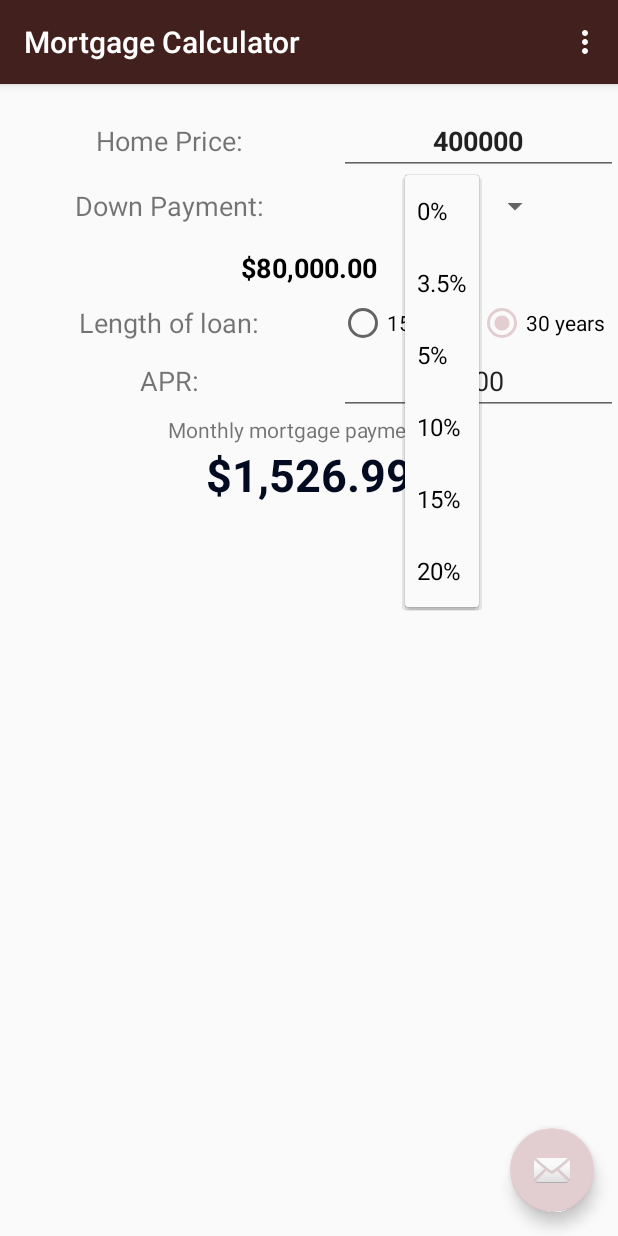
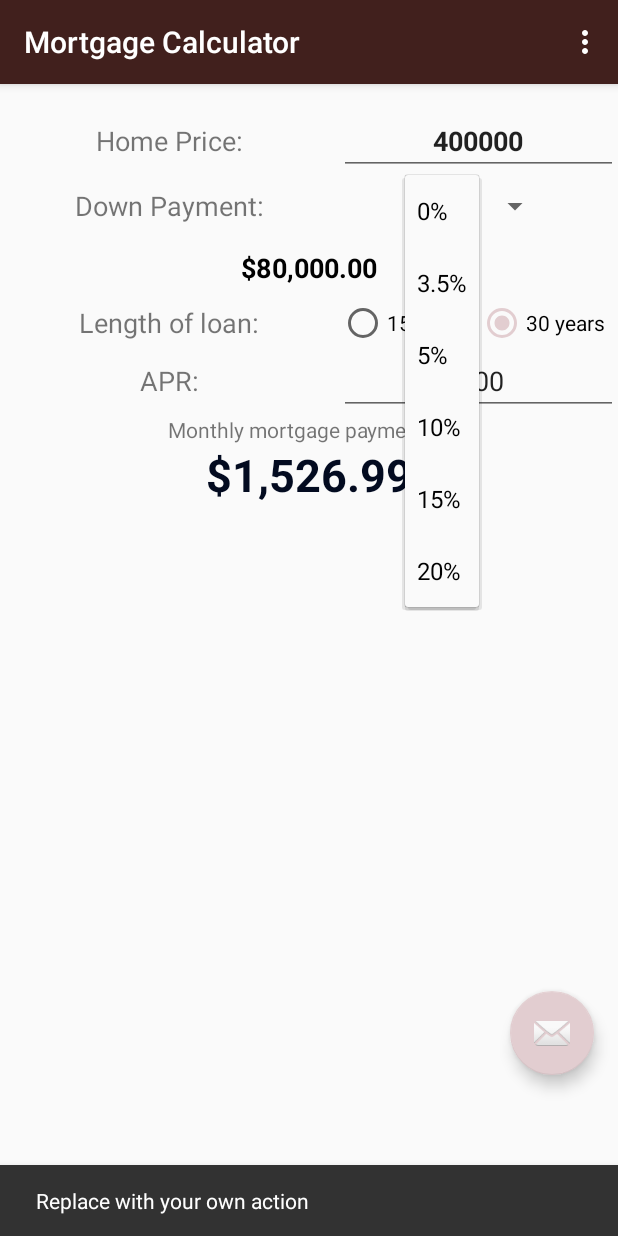
Before and after one commit to alex-snoralex/Mortgage, an Android app: the screen it shows after launch (MainActivity), after a tap on "20%", on a phone screen of 412 x 824 dp. Run offline under Robolectric (Android 15) with nearby library versions, the phone set to English and light mode, and no system bars; our stand-ins replace AdMob; 1 other tap on this screen came first.

Commit message:
Moved Ad banner and email icon

```diff
--- a/app/src/main/java/com/example/mortgage/MainActivity.kt
+++ b/app/src/main/java/com/example/mortgage/MainActivity.kt
@@ -22,7 +22,6 @@ import java.math.RoundingMode
 class MainActivity : AppCompatActivity() {
 
     /**
-     * TODO: Move Email icon
      * TODO: Plus button to add HOA, Mortgage insurance, Etc.
      * TODO: Email messaging
      * TODO: Do something with 'Settings' in heading (text resizing)
--- a/app/src/main/res/layout/activity_main.xml
+++ b/app/src/main/res/layout/activity_main.xml
@@ -9,12 +9,21 @@
 
     <com.google.android.gms.ads.AdView
         android:id="@+id/adView"
-        android:layout_width="wrap_content"
+        android:layout_width="match_parent"
         android:layout_height="?attr/actionBarSize"
         android:layout_gravity="bottom"
         ads:adSize="BANNER"
         ads:adUnitId="ca-app-pub-3940256099942544/6300978111"
         app:layout_anchorGravity="center" />
+
+    <com.google.android.material.floatingactionbutton.FloatingActionButton
+        android:id="@+id/fab"
+        android:layout_width="wrap_content"
+        android:layout_height="wrap_content"
+        android:layout_gravity="bottom|end"
+        android:layout_marginEnd="@dimen/fab_right_margin"
+        android:layout_marginBottom="@dimen/fab_bottom_margin"
+        app:srcCompat="@android:drawable/ic_dialog_email" />
 
     <com.google.android.material.appbar.AppBarLayout
         android:id="@+id/appBarLayout"
@@ -37,12 +46,4 @@
         app:layout_anchor="@+id/include"
         app:layout_anchorGravity="center" />
 
-    <com.google.android.material.floatingactionbutton.FloatingActionButton
-        android:id="@+id/fab"
-        android:layout_width="wrap_content"
-        android:layout_height="wrap_content"
-        android:layout_gravity="bottom|end"
-        android:layout_margin="@dimen/fab_margin"
-        app:srcCompat="@android:drawable/ic_dialog_email" />
-
 </androidx.coordinatorlayout.widget.CoordinatorLayout>
--- a/app/src/main/res/values/dimens.xml
+++ b/app/src/main/res/values/dimens.xml
@@ -1,3 +1,4 @@
 <resources>
-    <dimen name="fab_margin">16dp</dimen>
+    <dimen name="fab_right_margin">16dp</dimen>
+    <dimen name="fab_bottom_margin">60dp</dimen>
 </resources>
```
